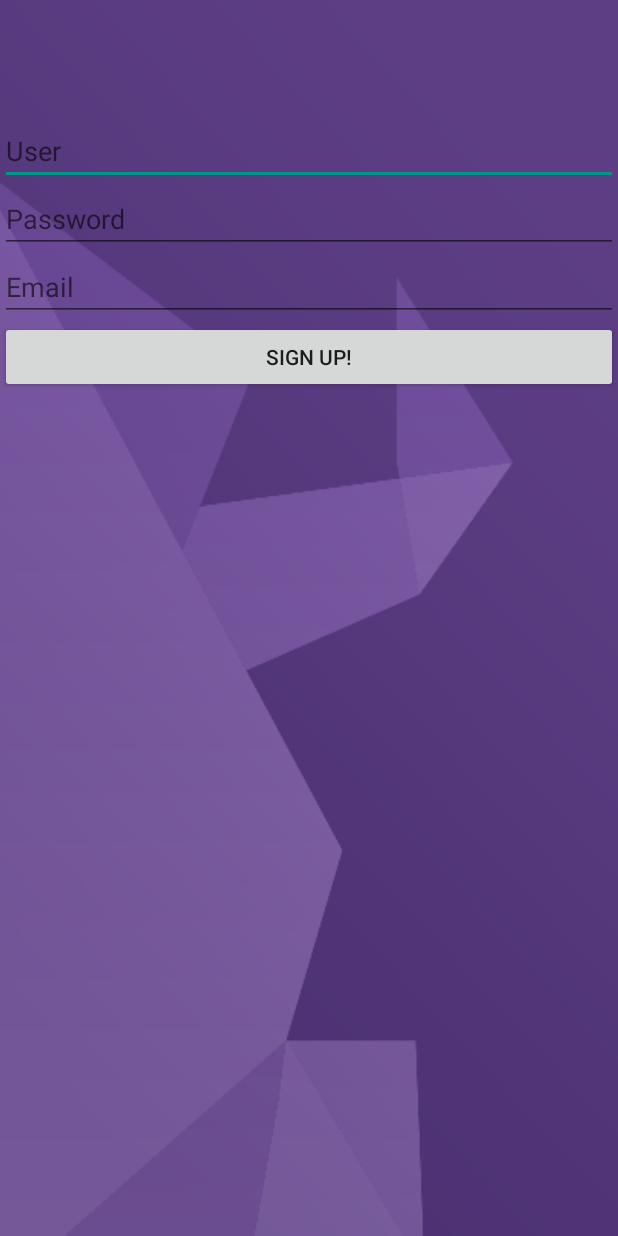
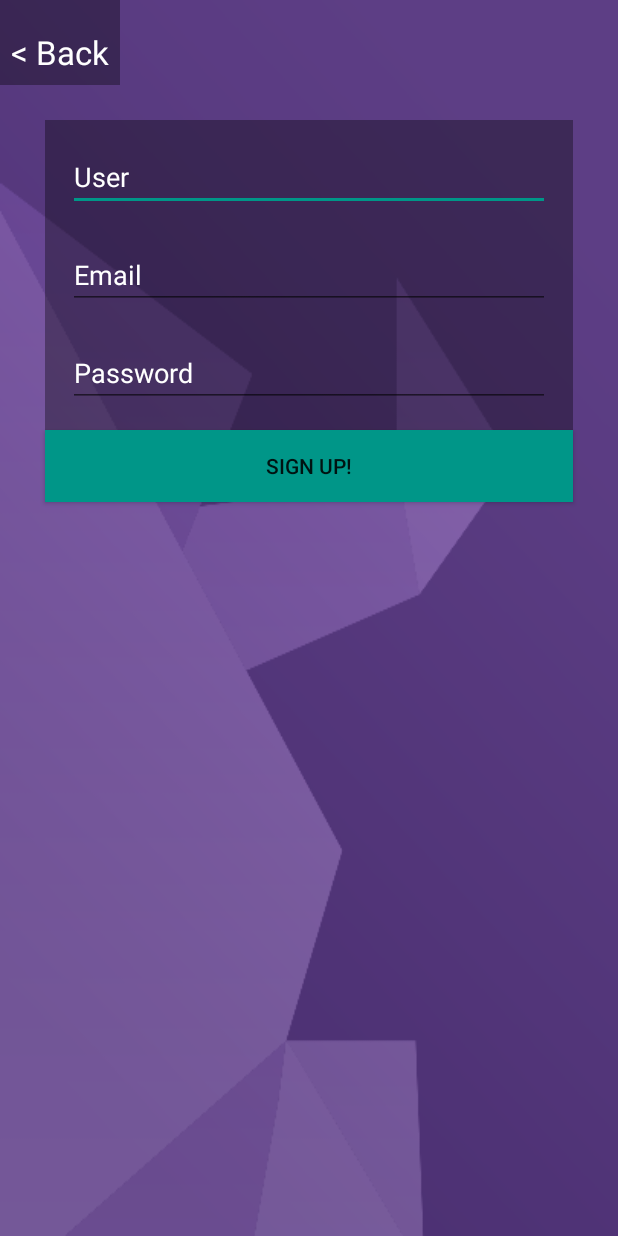
Before and after one commit to Ferranmrg/XatApp, an Android app: the SignUpActivity screen opened directly, with no data from a screen before it, on a phone screen of 412 x 824 dp. Run offline under Robolectric (Android 15) with nearby library versions, the phone set to English and light mode, and no system bars; libraries missing offline, so code that uses them is left out: com.parse.

Commit message:
Version empezamos main
-Primer slide Motion en SignUp
-cambio de layouts
-progressbar

```diff
--- a/app/src/main/res/layout/activity_sign_up.xml
+++ b/app/src/main/res/layout/activity_sign_up.xml
@@ -18,15 +18,55 @@
         android:layout_alignWithParentIfMissing="false"
         android:scaleType="fitStart" />
 
+    <Button
+        android:layout_width="match_parent"
+        android:layout_height="wrap_content"
+        android:text="@string/signupButton"
+        android:id="@+id/signupButton"
+        android:nestedScrollingEnabled="false"
+        android:background="@drawable/button_custom"
+        android:layout_below="@+id/linearLayout2"
+        android:layout_alignLeft="@+id/linearLayout2"
+        android:layout_alignStart="@+id/linearLayout2"
+        android:layout_alignRight="@+id/linearLayout2"
+        android:layout_alignEnd="@+id/linearLayout2" />
+
+    <LinearLayout
+        android:orientation="vertical"
+        android:layout_width="match_parent"
+        android:layout_height="wrap_content"
+        android:id="@+id/linearLayout2"
+        android:layout_alignParentTop="true"
+        android:padding="15dp"
+        android:background="#58000000"
+        android:layout_marginLeft="30dp"
+        android:layout_marginRight="30dp"
+        android:layout_marginTop="80dp">
+
         <EditText
             android:layout_width="match_parent"
             android:layout_height="wrap_content"
             android:id="@+id/usernameField"
-        android:layout_marginTop="78dp"
             android:hint="@string/userhint"
             android:layout_alignParentTop="true"
             android:layout_alignParentLeft="true"
-        android:layout_alignParentStart="true" />
+            android:layout_alignParentStart="true"
+            android:layout_marginBottom="10dp"
+            android:textColorHint="#fff" />
+
+        <EditText
+            android:layout_width="match_parent"
+            android:layout_height="wrap_content"
+            android:inputType="textEmailAddress"
+            android:ems="10"
+            android:id="@+id/emailField"
+            android:hint="@string/emailHint"
+            android:layout_below="@+id/passwordField"
+            android:layout_alignParentLeft="true"
+            android:layout_alignParentStart="true"
+            android:layout_marginTop="10dp"
+            android:layout_marginBottom="10dp"
+            android:textColorHint="#fff" />
 
         <EditText
             android:layout_width="match_parent"
@@ -37,29 +77,25 @@
             android:hint="@string/passwordhint"
             android:layout_below="@+id/usernameField"
             android:layout_alignParentRight="true"
-        android:layout_alignParentEnd="true" />
+            android:layout_alignParentEnd="true"
+            android:layout_marginTop="10dp"
+            android:textColorHint="#fff" />
+    </LinearLayout>
 
-    <EditText
-        android:layout_width="match_parent"
+    <TextView
+        android:layout_width="wrap_content"
         android:layout_height="wrap_content"
-        android:inputType="textEmailAddress"
-        android:ems="10"
-        android:id="@+id/emailField"
-        android:hint="@string/emailHint"
-        android:layout_below="@+id/passwordField"
-        android:layout_alignParentLeft="true"
-        android:layout_alignParentStart="true" />
-
-    <Button
-        android:layout_width="match_parent"
-        android:layout_height="wrap_content"
-        android:text="@string/signupButton"
-        android:id="@+id/signupButton"
-        android:layout_below="@+id/emailField"
+        android:textAppearance="?android:attr/textAppearanceLarge"
+        android:text="@string/back_button"
+        android:id="@+id/back_button"
+        android:layout_alignParentTop="true"
         android:layout_alignParentLeft="true"
         android:layout_alignParentStart="true"
-        android:layout_alignRight="@+id/emailField"
-        android:layout_alignEnd="@+id/emailField"
-        android:nestedScrollingEnabled="false" />
+        android:textColor="#fff"
+        android:background="#58000000"
+        android:paddingLeft="7dp"
+        android:paddingRight="7dp"
+        android:paddingBottom="7dp"
+        android:paddingTop="20dp" />
 
 </RelativeLayout>
--- a/app/src/main/res/values/strings.xml
+++ b/app/src/main/res/values/strings.xml
@@ -9,4 +9,5 @@
     <string name="emailHint">Email</string>
     <string name="signupButton">Sign Up!</string>
     <string name="subtitle">Annoying people</string>
+    <string name="back_button"><![CDATA[< Back]]></string>
 </resources>
```
Also changed, not shown: app/src/main/java/com/ferran/yep/views/LoginActivity.java (+11 -0 lines), app/src/main/java/com/ferran/yep/views/SignUpActivity.java (+69 -0 lines), app/src/main/res/layout/activity_login.xml (+6 -2 lines), 35 other files. Lines whose indentation alone changed are shown as unchanged.
